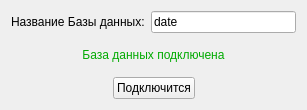
First picture: the form in src/Application/GUI/UI/dataaccessobjectwindow.ui, repository Nisitka/air-trail-generator, before the edit.
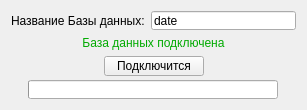
Second picture: the form after the edit.

Commit message: Изменен дизайн

```diff
--- a/src/Application/GUI/UI/dataaccessobjectwindow.ui
+++ b/src/Application/GUI/UI/dataaccessobjectwindow.ui
@@ -18,8 +18,8 @@
   </property>
   <property name="maximumSize">
    <size>
-    <width>307</width>
-    <height>110</height>
+    <width>400</width>
+    <height>200</height>
    </size>
   </property>
   <property name="windowTitle">
@@ -74,6 +74,12 @@
      </item>
      <item>
       <widget class="QPushButton" name="connectButton">
+       <property name="minimumSize">
+        <size>
+         <width>100</width>
+         <height>20</height>
+        </size>
+       </property>
        <property name="text">
         <string>Подключится</string>
        </property>
@@ -94,6 +100,55 @@
      </item>
     </layout>
    </item>
+   <item>
+    <layout class="QHBoxLayout" name="horizontalLayout_3">
+     <item>
+      <spacer name="horizontalSpacer_4">
+       <property name="orientation">
+        <enum>Qt::Horizontal</enum>
+       </property>
+       <property name="sizeHint" stdset="0">
+        <size>
+         <width>40</width>
+         <height>20</height>
+        </size>
+       </property>
+      </spacer>
+     </item>
+     <item>
+      <widget class="QProgressBar" name="progressBar">
+       <property name="minimumSize">
+        <size>
+         <width>250</width>
+         <height>0</height>
+        </size>
+       </property>
+       <property name="value">
+        <number>0</number>
+       </property>
+       <property name="textVisible">
+        <bool>false</bool>
+       </property>
+       <property name="format">
+        <string/>
+       </property>
+      </widget>
+     </item>
+     <item>
+      <spacer name="horizontalSpacer_3">
+       <property name="orientation">
+        <enum>Qt::Horizontal</enum>
+       </property>
+       <property name="sizeHint" stdset="0">
+        <size>
+         <width>40</width>
+         <height>20</height>
+        </size>
+       </property>
+      </spacer>
+     </item>
+    </layout>
+   </item>
   </layout>
  </widget>
  <resources/>
```
The commit also changes 3 other files.
